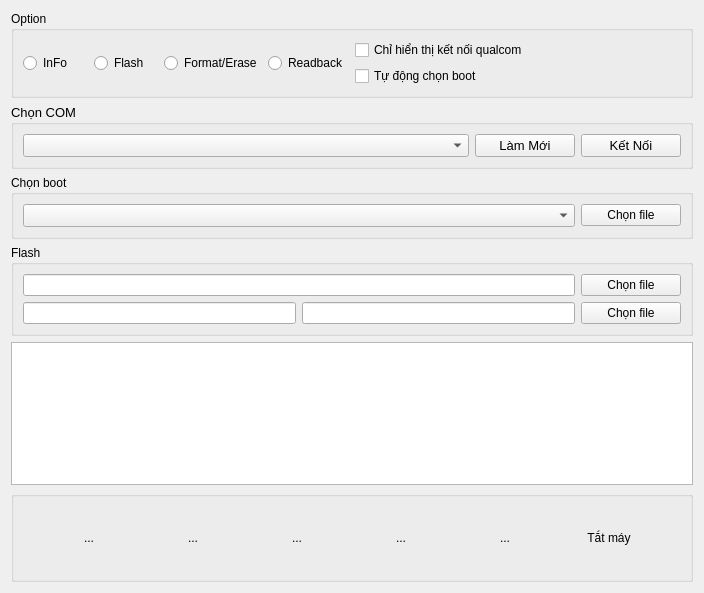
This is sourcecode/26MobileTool/QualComMobileWidget.ui in sauantao/AndroidMobileSolution as Qt 5 draws it before an edit. The edited form follows.
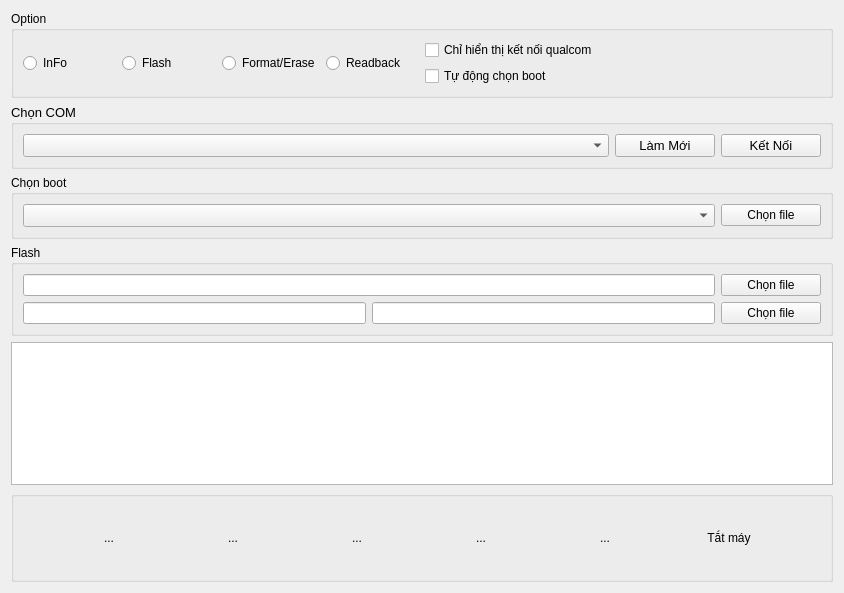
This is the edited form. Icons and pictures are not drawn.

Commit message: qualcom widget  update

```diff
--- a/sourcecode/26MobileTool/QualComMobileWidget.ui
+++ b/sourcecode/26MobileTool/QualComMobileWidget.ui
@@ -6,7 +6,7 @@
    <rect>
     <x>0</x>
     <y>0</y>
-    <width>704</width>
+    <width>844</width>
     <height>593</height>
    </rect>
   </property>
```
The commit also changes 3 other files.
